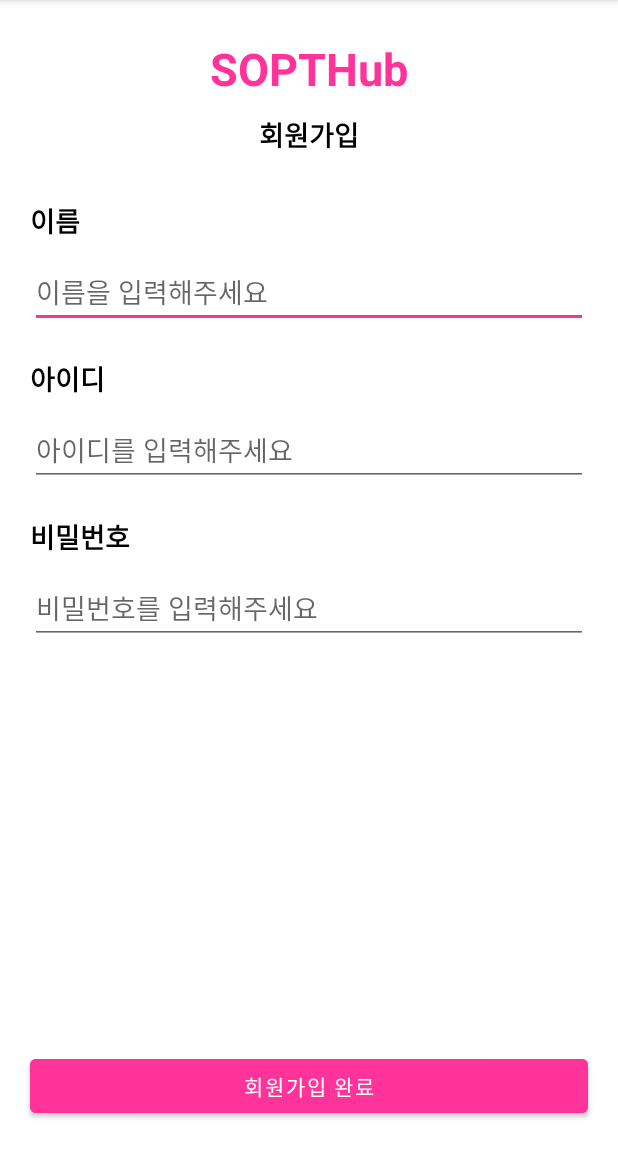
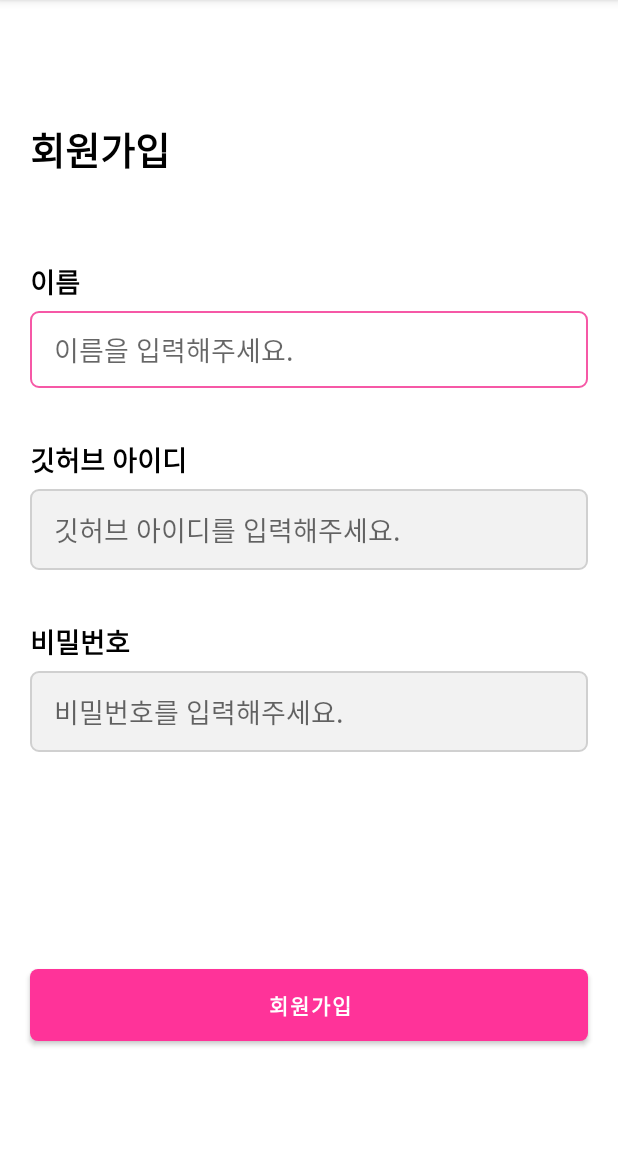
Before and after one commit to 29th-WE-SOPT-Android-Part/Android-Yurim, an Android app: the SignUpActivity screen opened directly, with no data from a screen before it, on a phone screen of 412 x 824 dp, the part 84-1236 px from its top. Run offline under Robolectric (Android 15) with nearby library versions, the phone set to English and light mode, and no system bars.

Commit message:
[ADD] SignIn, SignUp

```diff
--- /dev/null
+++ b/app/src/main/res/drawable/btn_rectangle.xml
@@ -0,0 +1,7 @@
+<?xml version="1.0" encoding="utf-8"?>
+<shape xmlns:android="http://schemas.android.com/apk/res/android"
+    android:shape="rectangle">
+    <corners android:radius="5dp"/>
+    <solid android:color="#F658A6"/>
+
+</shape>
--- /dev/null
+++ b/app/src/main/res/drawable/selector_tv.xml
@@ -0,0 +1,5 @@
+<?xml version="1.0" encoding="utf-8"?>
+<selector xmlns:android="http://schemas.android.com/apk/res/android">
+    <item android:drawable="@drawable/tv_rectangle" android:state_focused="false"/>
+    <item android:drawable="@drawable/tv_rectangle_pink" android:state_focused="true"/>
+</selector>
--- /dev/null
+++ b/app/src/main/res/drawable/tv_rectangle.xml
@@ -0,0 +1,7 @@
+<?xml version="1.0" encoding="utf-8"?>
+<shape xmlns:android="http://schemas.android.com/apk/res/android"
+    android:shape="rectangle">
+    <corners android:radius="5dp"/>
+    <solid android:color="#F2F2F2"/>
+    <stroke android:width="1dp" android:color="#D0D0D0"/>
+</shape>
--- /dev/null
+++ b/app/src/main/res/drawable/tv_rectangle_pink.xml
@@ -0,0 +1,7 @@
+<?xml version="1.0" encoding="utf-8"?>
+<shape xmlns:android="http://schemas.android.com/apk/res/android"
+    android:shape="rectangle">
+    <corners android:radius="5dp"/>
+    <solid android:color="#FFFFFF"/>
+    <stroke android:width="1dp" android:color="#F658A6"/>
+</shape>
--- a/app/src/main/res/layout/activity_sign_up.xml
+++ b/app/src/main/res/layout/activity_sign_up.xml
@@ -7,41 +7,29 @@
     tools:context=".SignUpActivity">
 
     <TextView
-        android:id="@+id/tv_title"
-        android:layout_width="wrap_content"
+        android:id="@+id/login"
+        android:layout_width="0dp"
         android:layout_height="wrap_content"
-        android:text="SOPTHub"
-        android:textColor="#FF3399"
+        android:layout_marginStart="20dp"
+        android:layout_marginTop="80dp"
+        android:text="회원가입"
+        android:textColor="@color/black"
+        android:textSize="25sp"
         android:textStyle="bold"
-        android:layout_marginTop="25dp"
-        android:textSize="30dp"
         app:layout_constraintEnd_toEndOf="parent"
         app:layout_constraintStart_toStartOf="parent"
         app:layout_constraintTop_toTopOf="parent" />
 
     <TextView
-        android:id="@+id/login"
-        android:layout_width="wrap_content"
-        android:layout_height="wrap_content"
-        android:text="회원가입"
-        android:textStyle="bold"
-        android:textSize="18dp"
-        android:textColor="@color/black"
-        android:layout_marginTop="10dp"
-        app:layout_constraintEnd_toEndOf="parent"
-        app:layout_constraintStart_toStartOf="parent"
-        app:layout_constraintTop_toBottomOf="@+id/tv_title" />
-
-    <TextView
         android:id="@+id/tv_name"
         android:layout_width="wrap_content"
         android:layout_height="wrap_content"
+        android:layout_marginStart="20dp"
+        android:layout_marginTop="55dp"
         android:text="이름"
-        android:textStyle="bold"
         android:textColor="@color/black"
         android:textSize="18dp"
-        android:layout_marginTop="30dp"
-        android:layout_marginStart="20dp"
+        android:textStyle="bold"
         app:layout_constraintStart_toStartOf="parent"
         app:layout_constraintTop_toBottomOf="@+id/login" />
 
@@ -49,11 +37,14 @@
         android:id="@+id/et_name"
         android:layout_width="0dp"
         android:layout_height="wrap_content"
-        android:layout_marginTop="10dp"
+        android:layout_marginTop="6dp"
         android:layout_marginEnd="20dp"
-        android:hint="이름을 입력해주세요"
+        android:hint="이름을 입력해주세요."
         android:inputType="textPersonName"
-
+        android:background="@drawable/selector_tv"
+        android:paddingStart="16dp"
+        android:paddingTop="12dp"
+        android:paddingBottom="12dp"
         app:layout_constraintEnd_toEndOf="parent"
         app:layout_constraintStart_toStartOf="@id/tv_name"
         app:layout_constraintTop_toBottomOf="@+id/tv_name" />
@@ -62,11 +53,11 @@
         android:id="@+id/id"
         android:layout_width="wrap_content"
         android:layout_height="wrap_content"
-        android:text="아이디"
+        android:layout_marginTop="34dp"
+        android:text="깃허브 아이디"
         android:textColor="@color/black"
+        android:textSize="18dp"
         android:textStyle="bold"
-        android:textSize="18dp"
-        android:layout_marginTop="20dp"
         app:layout_constraintStart_toStartOf="@+id/et_name"
         app:layout_constraintTop_toBottomOf="@+id/et_name" />
 
@@ -74,10 +65,14 @@
         android:id="@+id/et_id"
         android:layout_width="0dp"
         android:layout_height="wrap_content"
-        android:hint="아이디를 입력해주세요"
+        android:layout_marginTop="6dp"
+        android:layout_marginEnd="20dp"
+        android:background="@drawable/selector_tv"
+        android:hint="깃허브 아이디를 입력해주세요."
         android:inputType="textPersonName"
-        android:layout_marginTop="10dp"
-        android:layout_marginEnd="20dp"
+        android:paddingStart="16dp"
+        android:paddingTop="13dp"
+        android:paddingBottom="13dp"
         app:layout_constraintEnd_toEndOf="parent"
         app:layout_constraintStart_toStartOf="@+id/id"
         app:layout_constraintTop_toBottomOf="@+id/id" />
@@ -86,11 +81,11 @@
         android:id="@+id/pw"
         android:layout_width="wrap_content"
         android:layout_height="wrap_content"
+        android:layout_marginTop="34dp"
         android:text="비밀번호"
         android:textColor="@color/black"
+        android:textSize="18dp"
         android:textStyle="bold"
-        android:textSize="18dp"
-        android:layout_marginTop="20dp"
         app:layout_constraintStart_toStartOf="@+id/et_id"
         app:layout_constraintTop_toBottomOf="@+id/et_id" />
 
@@ -98,10 +93,14 @@
         android:id="@+id/et_pw"
         android:layout_width="0dp"
         android:layout_height="wrap_content"
-        android:hint="비밀번호를 입력해주세요"
+        android:layout_marginTop="6dp"
+        android:layout_marginEnd="20dp"
+        android:background="@drawable/selector_tv"
+        android:hint="비밀번호를 입력해주세요."
         android:inputType="textPassword"
-        android:layout_marginTop="10dp"
-        android:layout_marginEnd="20dp"
+        android:paddingStart="16dp"
+        android:paddingTop="13dp"
+        android:paddingBottom="13dp"
         app:layout_constraintEnd_toEndOf="parent"
         app:layout_constraintStart_toStartOf="@+id/pw"
         app:layout_constraintTop_toBottomOf="@+id/pw" />
@@ -110,11 +109,12 @@
         android:id="@+id/btn_reg"
         android:layout_width="0dp"
         android:layout_height="wrap_content"
-        android:text="회원가입 완료"
-        android:layout_marginBottom="20dp"
         android:layout_marginStart="20dp"
         android:layout_marginEnd="20dp"
-        android:backgroundTint="#FF3399"
+        android:layout_marginBottom="74dp"
+        android:background="@drawable/btn_rectangle"
+        android:text="회원가입"
+        android:textStyle="bold"
         app:layout_constraintBottom_toBottomOf="parent"
         app:layout_constraintEnd_toEndOf="parent"
         app:layout_constraintStart_toStartOf="parent" />
```
Also changed, not shown: app/src/main/res/layout/activity_sign_in.xml (+56 -49 lines).
